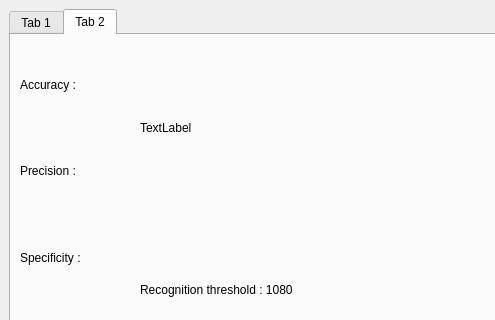
Old version of the form main.ui in the repository Muhannad159/Face-Detection-And-Recognition; both pictures show x 0 to 495 and y 0 to 320 of the 1025 by 599 pixel window.
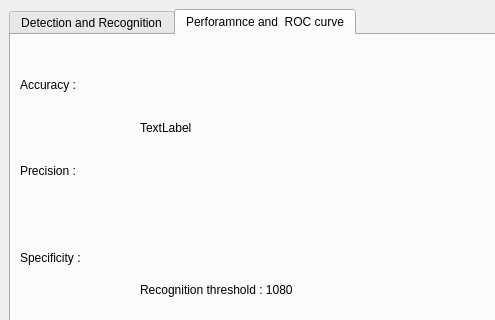
New version of the form. The open tabs and pages were chosen to show the change.

```diff
--- a/main.ui
+++ b/main.ui
@@ -22,7 +22,7 @@
       </property>
       <widget class="QWidget" name="tab">
        <attribute name="title">
-        <string>Tab 1</string>
+        <string>Detection and Recognition</string>
        </attribute>
        <layout class="QGridLayout" name="gridLayout_2">
         <item row="0" column="0">
@@ -189,7 +189,7 @@
       </widget>
       <widget class="QWidget" name="tab_2">
        <attribute name="title">
-        <string>Tab 2</string>
+        <string>Perforamnce and  ROC curve</string>
        </attribute>
        <layout class="QGridLayout" name="gridLayout_3">
         <item row="0" column="0">
```
Left out of the diff: 2 changed lines with no effect on the pictures.
